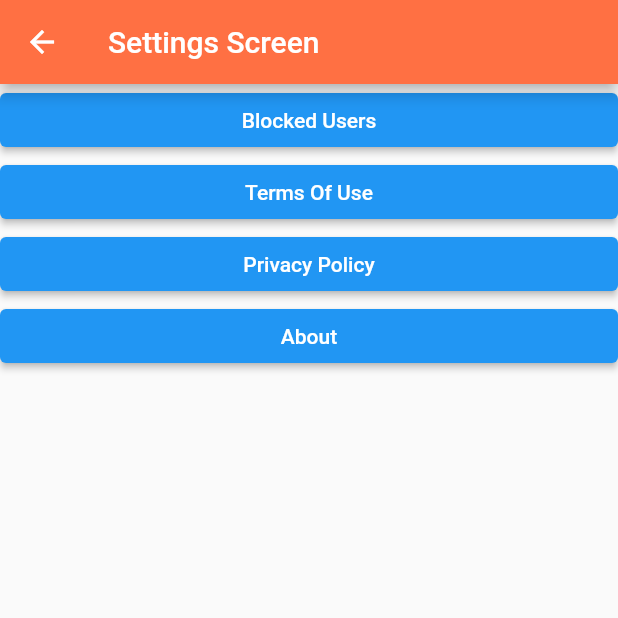
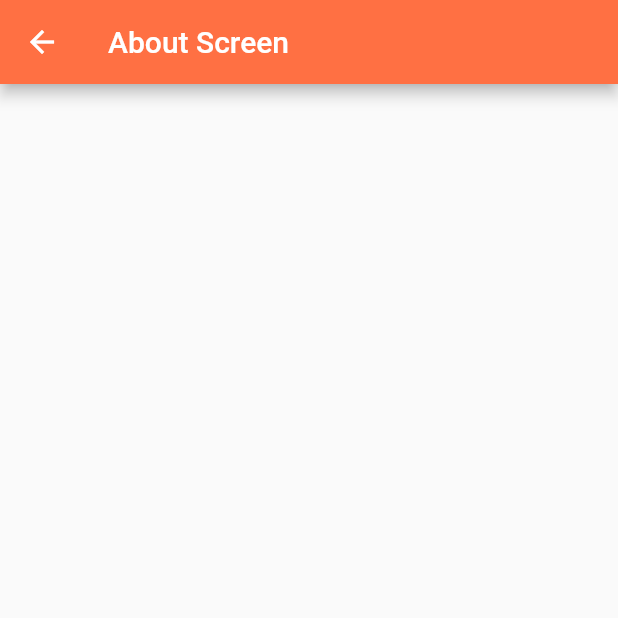
Before and after one commit to chasdev4/Clucker, a Flutter app: the SettingsScreen screen opened by its route, after a tap on "About", on a phone screen of 412 x 824 dp, the top half of it. Run offline on Flutter 3.47's test engine with Material 2 defaults, Android fonts, the phone set to English and light mode, and no system bars.

Commit message:
CLUCK-176 Created About Page

```diff
--- a/Codebase/digital-navigation-model/clucker_navigation_model/lib/main.dart
+++ b/Codebase/digital-navigation-model/clucker_navigation_model/lib/main.dart
@@ -1,5 +1,4 @@
 import 'package:flutter/material.dart';
-import 'package:flutter/rendering.dart';
 
 void main() {
   runApp(
@@ -19,7 +18,7 @@ void main() {
       //'/BlockedUsers': (context) => const BlockedUsersScreen(),
       //'/TermsOfUse': (context) => const TermsOfUseScreen(),
       //'/PrivacyPolicy': (context) => const PrivacyPolicyScreen(),
-      //'/About': (context) => const AboutScreen(),
+      '/About': (context) => const AboutScreen(),
     }),
   );
 }
@@ -279,6 +278,20 @@ class SettingsScreen extends StatelessWidget {
   }
 }
 
+class AboutScreen extends StatelessWidget {
+  const AboutScreen({Key? key}) : super(key: key);
+
+  @override
+  Widget build(BuildContext context) {
+    return Scaffold(
+      appBar: AppBar(
+        title: const Text('About Screen'),
+        backgroundColor: Colors.deepOrange.shade400,
+      ),
+    );
+  }
+}
+
 class SearchScreen extends StatelessWidget {
   const SearchScreen({Key? key}) : super(key: key);
 
```
